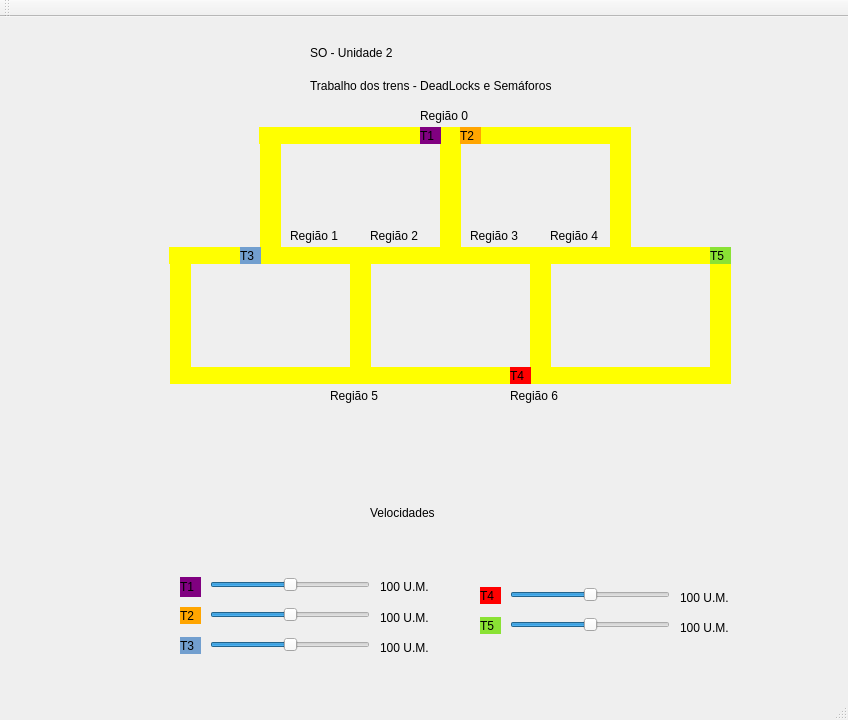
TwoDotS2/s_o-trabalho_02-trens, file mainwindow.ui: the form before one commit.
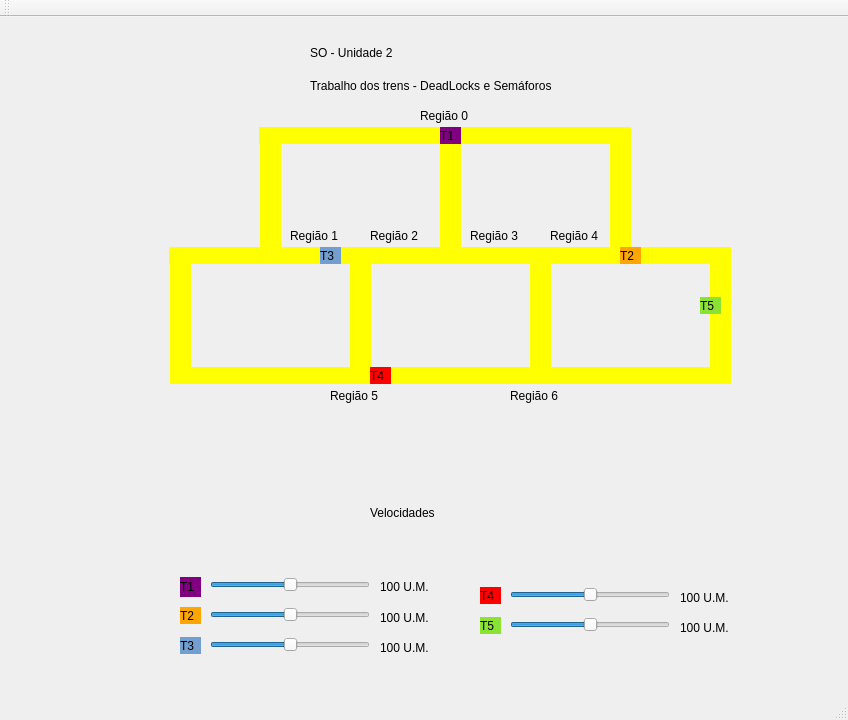
The form after the commit.

```diff
--- a/mainwindow.ui
+++ b/mainwindow.ui
@@ -17,7 +17,7 @@
    <widget class="QLabel" name="label_trem1">
     <property name="geometry">
      <rect>
-      <x>420</x>
+      <x>440</x>
       <y>110</y>
       <width>21</width>
       <height>17</height>
@@ -116,8 +116,8 @@
    <widget class="QLabel" name="label_trem2">
     <property name="geometry">
      <rect>
-      <x>460</x>
-      <y>110</y>
+      <x>620</x>
+      <y>230</y>
       <width>21</width>
       <height>17</height>
      </rect>
@@ -212,7 +212,7 @@
    <widget class="QLabel" name="label_trem3">
     <property name="geometry">
      <rect>
-      <x>240</x>
+      <x>320</x>
       <y>230</y>
       <width>21</width>
       <height>17</height>
@@ -228,7 +228,7 @@
    <widget class="QLabel" name="label_trem4">
     <property name="geometry">
      <rect>
-      <x>510</x>
+      <x>370</x>
       <y>350</y>
       <width>21</width>
       <height>17</height>
@@ -244,8 +244,8 @@
    <widget class="QLabel" name="label_trem5">
     <property name="geometry">
      <rect>
-      <x>710</x>
-      <y>230</y>
+      <x>700</x>
+      <y>280</y>
       <width>21</width>
       <height>17</height>
      </rect>
```
